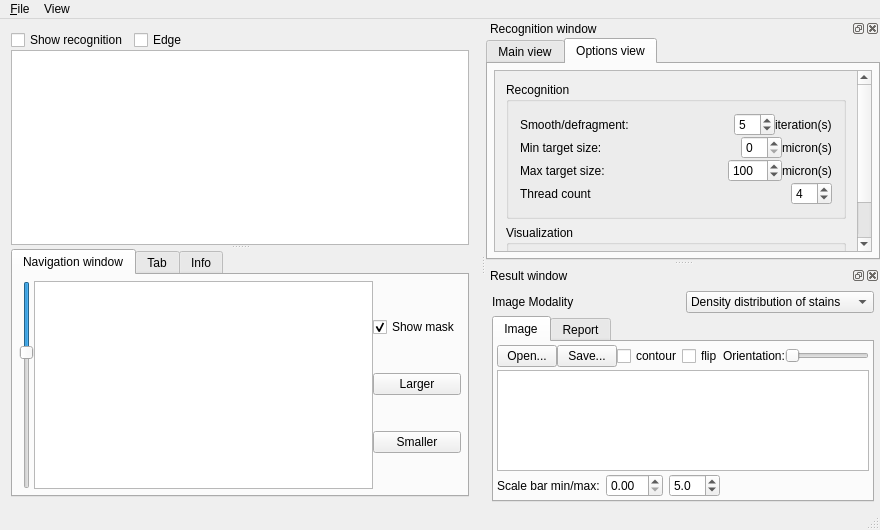
Above: mainwindow.ui from frankyeh/WSRecognizer before the change. Below: the same form after it.
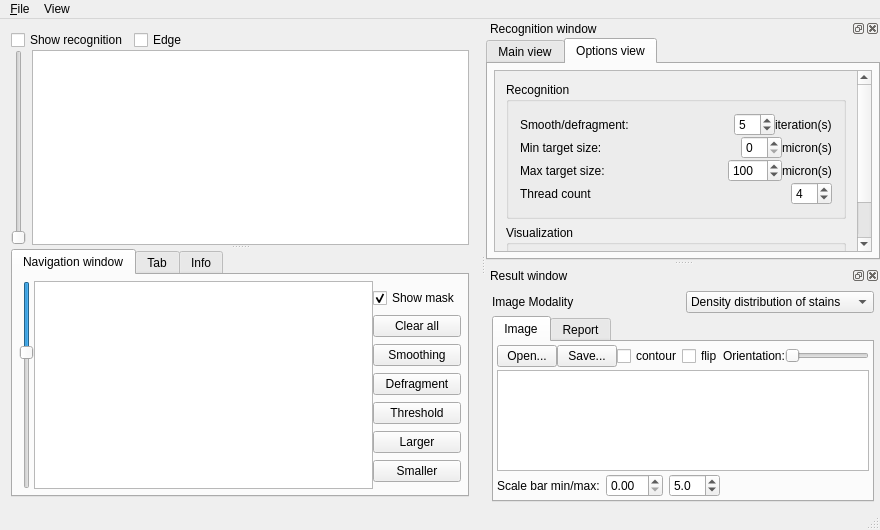
That is the form after the change. The open tabs and pages were chosen to show the change. Icons and pictures are not drawn. Custom widgets are drawn as their Qt base class.

```diff
--- a/mainwindow.ui
+++ b/mainwindow.ui
@@ -78,7 +78,30 @@
          </layout>
         </item>
         <item>
-         <widget class="QGraphicsView" name="main_view"/>
+         <layout class="QHBoxLayout" name="horizontalLayout_13">
+          <item>
+           <widget class="QSlider" name="main_scale">
+            <property name="maximum">
+             <number>10</number>
+            </property>
+            <property name="singleStep">
+             <number>1</number>
+            </property>
+            <property name="pageStep">
+             <number>2</number>
+            </property>
+            <property name="value">
+             <number>0</number>
+            </property>
+            <property name="orientation">
+             <enum>Qt::Vertical</enum>
+            </property>
+           </widget>
+          </item>
+          <item>
+           <widget class="QGraphicsView" name="main_view"/>
+          </item>
+         </layout>
         </item>
        </layout>
       </widget>
@@ -140,6 +163,62 @@
              </property>
             </widget>
            </item>
+           <item>
+            <widget class="QPushButton" name="clear_all">
+             <property name="maximumSize">
+              <size>
+               <width>16777215</width>
+               <height>22</height>
+              </size>
+             </property>
+             <property name="text">
+              <string>Clear all</string>
+             </property>
+             <property name="icon">
+              <iconset resource="icons.qrc">
+               <normaloff>:/icons/icons/delete.xpm</normaloff>:/icons/icons/delete.xpm</iconset>
+             </property>
+            </widget>
+           </item>
+           <item>
+            <widget class="QPushButton" name="smoothing_2">
+             <property name="maximumSize">
+              <size>
+               <width>16777215</width>
+               <height>22</height>
+              </size>
+             </property>
+             <property name="text">
+              <string>Smoothing</string>
+             </property>
+            </widget>
+           </item>
+           <item>
+            <widget class="QPushButton" name="defragment">
+             <property name="maximumSize">
+              <size>
+               <width>16777215</width>
+               <height>22</height>
+              </size>
+             </property>
+             <property name="text">
+              <string>Defragment</string>
+             </property>
+            </widget>
+           </item>
+           <item>
+            <widget class="QPushButton" name="threshold">
+             <property name="maximumSize">
+              <size>
+               <width>16777215</width>
+               <height>22</height>
+              </size>
+             </property>
+             <property name="text">
+              <string>Threshold</string>
+             </property>
+            </widget>
+           </item>
            <item>
             <widget class="QPushButton" name="dilation">
              <property name="maximumSize">
```
Left out of the diff: 2 changed lines with no effect on the pictures.
